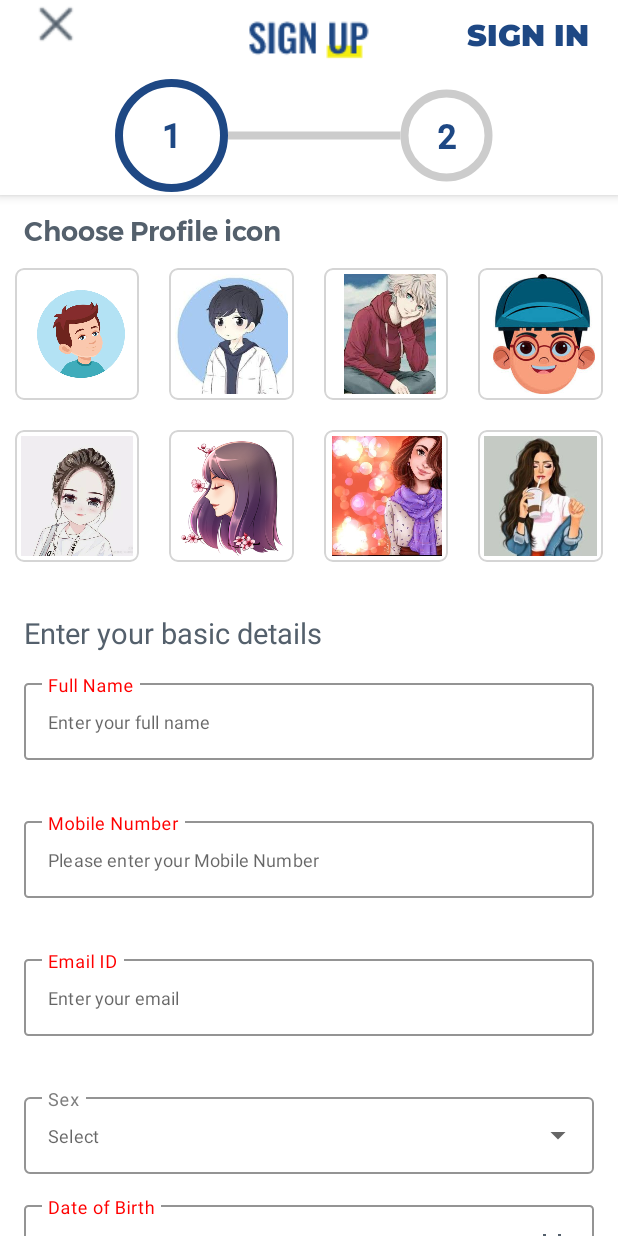
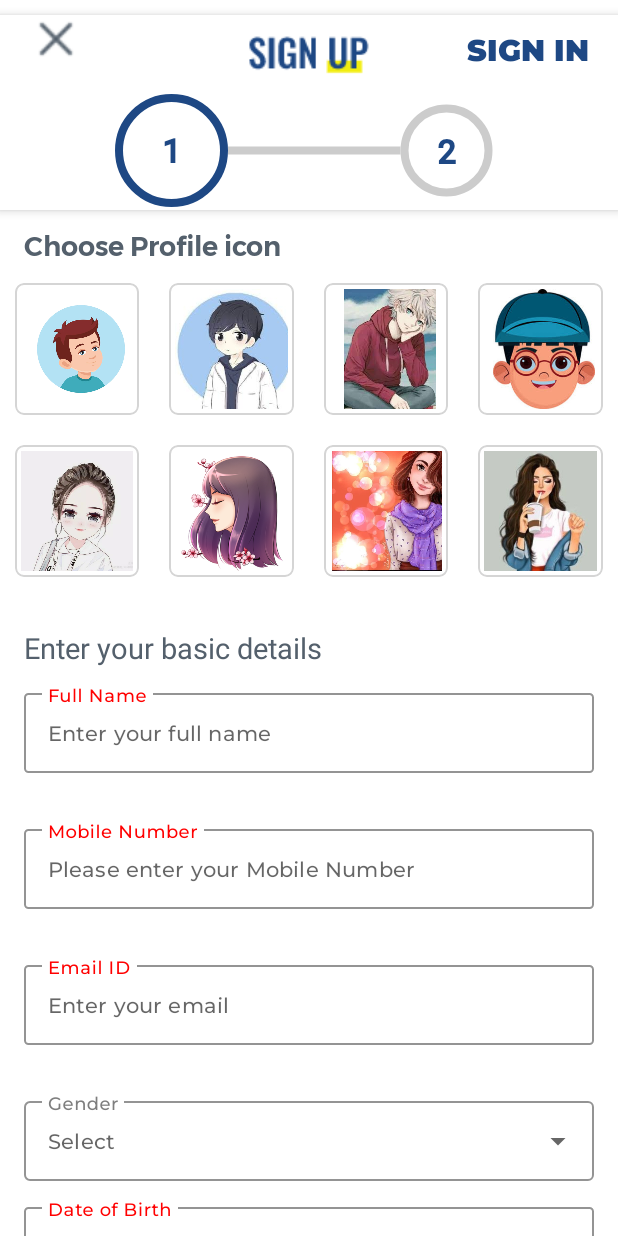
Before and after one commit to miteshprajapatibrainvire/Aris4Autism_project, an Android app: the SignUpFragment screen opened through its navigation route, on a phone screen of 412 x 824 dp. Run offline under Robolectric (Android 15) with nearby library versions, the phone set to English and light mode, and no system bars; our stand-ins replace data binding; 7 statements that could not run were skipped.

Commit message:
update_project

```diff
--- a/app/src/main/java/com/example/aris4autism_project/fragment/MainFragment.kt
+++ b/app/src/main/java/com/example/aris4autism_project/fragment/MainFragment.kt
@@ -21,7 +21,6 @@ class MainFragment : Fragment() {
 
     lateinit var viewpager:ViewPager2
     lateinit var bottomNav:BottomNavigationView
-
 
     private val mOnNavigationItemSelectedListener = BottomNavigationView.OnNavigationItemSelectedListener { item ->
         when (item.itemId) {
--- a/app/src/main/java/com/example/aris4autism_project/fragment/SignUpFragment.kt
+++ b/app/src/main/java/com/example/aris4autism_project/fragment/SignUpFragment.kt
@@ -33,11 +33,28 @@ class SignUpFragment : Fragment() {
     ): View? {
         binding = FragmentSingUpBinding.inflate(layoutInflater, container, false)
 
+        val imgCancelData=binding.layoutId.imgCancel
+        val txSignIn=binding.layoutId.txSingIn
+
+        txSignIn.setOnClickListener {
+            findNavController().navigate(R.id.action_singUpFragment_to_singInFragment)
+        }
+
+        imgCancelData.setOnClickListener {
+            findNavController().navigate(R.id.action_singUpFragment_to_singInFragment)
+        }
+
         val languages = resources.getStringArray(R.array.genStr)
         val adapter = ArrayAdapter(
             requireContext(),
             android.R.layout.simple_list_item_1, languages
         )
+
+        var callback = object : OnBackPressedCallback(true) {
+            override fun handleOnBackPressed() {
+                findNavController().navigate(R.id.action_singUpFragment_to_singInFragment)
+            }
+        }
 
         val viewAdapter= MainAdapter(activity)
         viewAdapter.addFragment(SignUpPage1Fragment(),"")
@@ -48,17 +65,16 @@ class SignUpFragment : Fragment() {
 
         binding.registerViewPager.setUserInputEnabled(false)
 
-//        val stepIndicatorNumbers: StepIndicator = binding.stepIndicatorNumbers
-//        stepIndicatorNumbers.setupWithViewPager(binding.registerViewPager)
-
         val stepIndicatorIcons: StepIndicator = binding.layoutId.stepIndicatorNumbers
 
         stepIndicatorIcons.apply {
+
             setupWithViewPager(binding.registerViewPager)
             showLabels = true
             labels = listOf("Profile Details", "Address Details")
             fillNextStep = false
             fillPreviousStep = true
+            activeStepColor=ContextCompat.getColor(context,R.color.darkblue)
             previousStepColor = ContextCompat.getColor(context, R.color.darkblue)
             activeStepColor = ContextCompat.getColor(context, R.color.darkblue)
             previousStepLabelColor = ContextCompat.getColor(context, R.color.darkblue)
@@ -66,16 +82,7 @@ class SignUpFragment : Fragment() {
             activeStepIndicatorTypeColor = ContextCompat.getColor(context, R.color.darkblue)
             previousStepIndicatorTypeColor = ContextCompat.getColor(context, R.color.white)
             nextStepIndicatorTypeColor = ContextCompat.getColor(context, R.color.darkblue)
-        }
 
-//      viewModel = ViewModelProvider(requireActivity()).get(SignUpViewModel::class.java)
-//        binding.signUpModel = viewModel
-//        binding.lifecycleOwner = this
-
-        var callback = object : OnBackPressedCallback(true) {
-            override fun handleOnBackPressed() {
-                findNavController().popBackStack()
-            }
         }
 
         return binding.root
--- a/app/src/main/res/layout/fragment_sign_up_page1.xml
+++ b/app/src/main/res/layout/fragment_sign_up_page1.xml
@@ -10,16 +10,22 @@
             type="com.example.aris4autism_project.viewmodel.SignUpViewModel" />
     </data>
 
+    <androidx.constraintlayout.widget.ConstraintLayout
+        android:layout_width="match_parent"
+        android:layout_height="match_parent"
+        tools:context=".fragment.SignUpPage1Fragment">
+
     <androidx.core.widget.NestedScrollView
+        app:layout_constraintTop_toTopOf="parent"
+        app:layout_constraintBottom_toBottomOf="parent"
+        app:layout_constraintStart_toStartOf="parent"
+        app:layout_constraintEnd_toEndOf="parent"
         android:layout_width="match_parent"
         android:layout_height="match_parent">
 
     <androidx.constraintlayout.widget.ConstraintLayout
         android:layout_width="match_parent"
-            android:layout_height="wrap_content"
-            android:layout_marginBottom="120dp"
-            xmlns:bind="http://schemas.android.com/tools"
-            tools:context=".fragment.SignUpPage1Fragment">
+        android:layout_height="match_parent">
 
             <ProgressBar
                 android:id="@+id/prgbarLogin"
@@ -69,23 +75,23 @@
             style="@style/customSyleLayout"
             android:layout_width="0dp"
             android:layout_height="wrap_content"
-                android:layout_marginTop="15dp"
+            android:layout_marginTop="12dp"
             android:hint="@string/fullnmtx"
             app:layout_constraintEnd_toEndOf="@+id/guidLineRight"
             app:layout_constraintStart_toStartOf="@+id/guidLineLeft"
             app:layout_constraintTop_toBottomOf="@+id/txBasicDetail"
-                bind:hintWithAsterisk="@{@string/fullnmtx}">
+            tools:hintWithAsterisk="@{@string/fullnmtx}">
 
             <com.google.android.material.textfield.TextInputEditText
                 android:id="@+id/idFullName"
                 style="@style/EditText"
                 android:layout_width="match_parent"
+                android:layout_height="wrap_content"
+                android:baselineAligned="false"
+                android:fontFamily="@raw/montserrat_medium"
                 android:hint="@string/enter_your_full_name"
-                    android:layout_height="wrap_content"
-                    android:fontFamily="@raw/montserrat_medium"
                 android:inputType="textEmailAddress"
-                    android:text="@={signUpModel.fullname}"
-                    />
+                android:text="@={signUpModel.fullname}" />
 
         </com.google.android.material.textfield.TextInputLayout>
 
@@ -94,12 +100,11 @@
                 style="@style/customSyleLayout"
                 android:layout_width="0dp"
                 android:layout_height="wrap_content"
-                android:layout_marginTop="15dp"
-                android:hint="@string/mobileNo"
+                android:layout_marginTop="12dp"                android:hint="@string/mobileNo"
                 app:layout_constraintEnd_toEndOf="@+id/guidLineRight"
                 app:layout_constraintStart_toStartOf="@+id/guidLineLeft"
                 app:layout_constraintTop_toBottomOf="@+id/txLayoutFullName"
-                bind:hintWithAsterisk="@{@string/mobileNo}">
+                tools:hintWithAsterisk="@{@string/mobileNo}">
 
                 <com.google.android.material.textfield.TextInputEditText
                     android:id="@+id/idMobileNumber"
@@ -119,12 +124,11 @@
                 style="@style/customSyleLayout"
                 android:layout_width="0dp"
                 android:layout_height="wrap_content"
-                android:layout_marginTop="15dp"
-                android:hint="@string/email_id"
+                android:layout_marginTop="12dp"                android:hint="@string/email_id"
                 app:layout_constraintEnd_toEndOf="@+id/guidLineRight"
                 app:layout_constraintStart_toStartOf="@+id/guidLineLeft"
                 app:layout_constraintTop_toBottomOf="@+id/txLayoutMobileNumber"
-                bind:hintWithAsterisk="@{@string/email_id}">
+                tools:hintWithAsterisk="@{@string/email_id}">
 
                 <com.google.android.material.textfield.TextInputEditText
                     android:id="@+id/idEmailData"
@@ -143,19 +147,18 @@
                 style="@style/customSpinner"
                 android:layout_width="0dp"
                 android:layout_height="wrap_content"
-                android:layout_marginTop="15dp"
-                android:hint="@string/sex"
+                android:layout_marginTop="12dp"                android:hint="@string/sex"
                 app:layout_constraintEnd_toEndOf="@+id/guidLineRight"
                 app:layout_constraintStart_toStartOf="@+id/guidLineLeft"
                 app:layout_constraintTop_toBottomOf="@+id/txlayoutEmailData"
-                bind:hintWithAsterisk="@{@string/sex}">
+                tools:hintWithAsterisk="@{@string/sex}">
 
                 <com.google.android.material.textfield.MaterialAutoCompleteTextView
                     android:id="@+id/spGender"
                     style="@style/EditText"
                     android:hint="@string/selectGen"
                     android:layout_width="match_parent"
-                    android:layout_height="match_parent"
+                    android:layout_height="wrap_content"
                     android:inputType="none"
                     android:text="@={signUpModel.gender}" />
 
@@ -167,12 +170,13 @@
                 android:layout_width="0dp"
                 android:layout_height="wrap_content"
                 android:hint="@string/date_of_birth"
-                android:layout_marginTop="15dp"
-                app:layout_constraintEnd_toEndOf="@+id/guidLineRight"
+                android:layout_marginTop="12dp"                app:layout_constraintEnd_toEndOf="@+id/guidLineRight"
                 app:layout_constraintStart_toStartOf="@+id/guidLineLeft"
                 app:layout_constraintTop_toBottomOf="@+id/txlayoutGender"
                 app:placeholderText="DD/MM/YYYY"
-                bind:hintWithAsterisk="@{@string/date_of_birth}">
+                android:textSize="14sp"
+                android:fontFamily="@row/montserrat_regular"
+                tools:hintWithAsterisk="@{@string/date_of_birth}">
 
                 <com.google.android.material.textfield.TextInputEditText
                     android:id="@+id/iddob"
@@ -181,7 +185,7 @@
                     android:drawableEnd="@drawable/ic_baseline_date_range_24"
                     style="@style/EditText"
                     android:focusable="false"
-                    android:fontFamily="@raw/montserrat_medium"
+                    android:fontFamily="@row/montserrat_regular"
                     android:inputType="date"
                     android:text="@={signUpModel.dob}" />
 
@@ -192,16 +196,16 @@
                 style="@style/customSyleLayout"
                 android:layout_width="0dp"
                 android:layout_height="wrap_content"
-                android:layout_marginTop="14dp"
-                android:hint="@string/password"
+                android:layout_marginTop="12dp"                android:hint="@string/password"
                 app:layout_constraintEnd_toEndOf="@+id/guidLineRight"
                 app:layout_constraintStart_toStartOf="@+id/guidLineLeft"
                 app:layout_constraintTop_toBottomOf="@+id/txLayoutdate"
                 app:passwordToggleEnabled="true"
-                bind:hintWithAsterisk="@{@string/passData}">
+                tools:hintWithAsterisk="@{@string/passData}">
 
                 <com.google.android.material.textfield.TextInputEditText
                     android:id="@+id/idpassword"
+                    style="@style/EditText"
                     android:layout_width="match_parent"
                     android:layout_height="wrap_content"
                     android:hint="@string/enteryourpassword"
@@ -216,13 +220,12 @@
                 style="@style/customSyleLayout"
                 android:layout_width="0dp"
                 android:layout_height="wrap_content"
-                android:layout_marginTop="15dp"
-                android:hint="@string/confirm_passwordstr"
+                android:layout_marginTop="12dp"                android:hint="@string/confirm_passwordstr"
                 app:layout_constraintEnd_toEndOf="@id/guidLineRight"
                 app:layout_constraintStart_toStartOf="@id/guidLineLeft"
                 app:layout_constraintTop_toBottomOf="@+id/txlayoutpassword"
                 app:passwordToggleEnabled="true"
-                bind:hintWithAsterisk="@{@string/confirm_passwordstr}">
+                tools:hintWithAsterisk="@{@string/confirm_passwordstr}">
 
                 <com.google.android.material.textfield.TextInputEditText
                     android:id="@+id/idConfirmpassword"
@@ -240,8 +243,7 @@
                 android:id="@+id/btnSingUp"
                 android:layout_width="0dp"
                 android:layout_height="wrap_content"
-                android:layout_marginTop="10dp"
-                android:backgroundTint="@color/darkblue"
+                android:layout_marginTop="12dp"                android:backgroundTint="@color/darkblue"
                 android:fontFamily="@raw/osward"
                 android:onClick="@{()->signUpModel.performSignUpValidation()}"
                 android:text="@string/next"
@@ -266,9 +268,10 @@
                 android:orientation="vertical"
                 app:layout_constraintGuide_begin="16dp" />
 
-
         </androidx.constraintlayout.widget.ConstraintLayout>
 
         </androidx.core.widget.NestedScrollView>
 
+    </androidx.constraintlayout.widget.ConstraintLayout>
+
 </layout>
--- a/app/src/main/res/layout/fragment_sing_in.xml
+++ b/app/src/main/res/layout/fragment_sing_in.xml
@@ -73,9 +73,9 @@
             <com.google.android.material.textfield.TextInputEditText
                 android:id="@+id/idEmailData"
                 app:endIconMode="clear_text"
+                style="@style/EditText"
                 android:layout_width="match_parent"
                 android:layout_height="wrap_content"
-                android:fontFamily="@raw/montserrat_medium"
                 android:inputType="textEmailAddress"
                 android:text="@={signInviewModel.email}" />
 
@@ -102,9 +102,9 @@
             <com.google.android.material.textfield.TextInputEditText
                 android:id="@+id/idPassword"
                 app:endIconMode="clear_text"
+                style="@style/EditText"
                 android:layout_width="match_parent"
                 android:layout_height="wrap_content"
-                android:fontFamily="@raw/montserrat_medium"
                 android:inputType="textPassword|textNoSuggestions"
                 android:text="@={signInviewModel.password}" />
 
--- a/app/src/main/res/layout/fragment_sing_up.xml
+++ b/app/src/main/res/layout/fragment_sing_up.xml
@@ -12,7 +12,7 @@
 
         <androidx.constraintlayout.widget.ConstraintLayout
             android:layout_width="match_parent"
-            android:layout_height="wrap_content">
+            android:layout_height="match_parent">
 
                 <include
                     android:id="@+id/layoutId"
@@ -22,9 +22,11 @@
                 android:id="@+id/registerViewPager"
                 android:layout_width="match_parent"
                 android:layout_height="0dp"
+                app:layout_constraintBottom_toBottomOf="parent"
                 app:layout_constraintEnd_toEndOf="parent"
                 app:layout_constraintStart_toStartOf="parent"
-                app:layout_constraintTop_toBottomOf="@+id/layoutId" />
+                app:layout_constraintTop_toBottomOf="@+id/layoutId"
+                />
 
         </androidx.constraintlayout.widget.ConstraintLayout>
 </layout>
--- a/app/src/main/res/layout/layout_imgdata.xml
+++ b/app/src/main/res/layout/layout_imgdata.xml
@@ -34,6 +34,7 @@
 
             <com.google.android.material.checkbox.MaterialCheckBox
                 android:id="@+id/chId"
+                android:backgroundTint="@color/white"
                 app:layout_constraintBottom_toBottomOf="parent"
                 app:layout_constraintEnd_toEndOf="parent"
                 android:layout_width="20dp"
--- a/app/src/main/res/layout/layouttoolbarsignup.xml
+++ b/app/src/main/res/layout/layouttoolbarsignup.xml
@@ -14,7 +14,7 @@
         android:id="@+id/idSingUpappBar"
         android:layout_width="match_parent"
         android:layout_height="130dp"
-        android:layout_marginTop="0dp"
+        android:layout_marginTop="10dp"
         android:background="@android:color/transparent"
         android:elevation="0dp"
         app:layout_constraintTop_toTopOf="parent">
--- a/app/src/main/res/values/strings.xml
+++ b/app/src/main/res/values/strings.xml
@@ -9,6 +9,7 @@
     <string name="newpassword">Enter new password</string>
     <string name="enter_confirm_password">Enter confirm password</string>
     <string name="enter_password">Please enter your Password</string>
+    <string name="enter_confirmpass">Please enter your confirm Password</string>
     <string name="enter_confirm_passwordd">Enter confirm password</string>
     <!-- TODO: Remove or change this placeholder text -->
     <string name="hello_blank_fragment">Hello blank fragment</string>
@@ -17,7 +18,7 @@
     <string name="enter_your_full_name">Enter your full name</string>
     <string name="enter_your_mobile_number">Enter your mobile number</string>
     <string name="enter_your_email">Enter your email</string>
-    <string name="sex">Sex</string>
+    <string name="sex">Gender</string>
     <string name="select">Select</string>
     <string name="mm_dd_yyyy">MM/DD/YYYY</string>
     <string name="next">NEXT</string>
--- a/app/src/main/res/values/themes.xml
+++ b/app/src/main/res/values/themes.xml
@@ -4,7 +4,7 @@
         <item name="colorPrimary">@color/darkgray</item>
         <item name="colorPrimaryVariant">@color/purple_700</item>
         <item name="colorOnPrimary">@color/white</item>
-        <item name="colorSecondary">@color/teal_200</item>
+        <item name="colorSecondary">@color/darkblue</item>
         <item name="colorSecondaryVariant">@color/teal_700</item>
         <item name="colorOnSecondary">@color/black</item>
         <item name="android:statusBarColor">@color/black</item>
@@ -18,16 +18,19 @@
     <style name="CustomCardViewStyle" parent="@style/Widget.MaterialComponents.CardView">
         <item name="shapeAppearanceOverlay">@style/ShapeAppearanceOverlay_card_custom_corners</item>
     </style>
+
     <style name="EditText">
         <item name="android:textColor">@color/gray</item>
         <item name="hintTextColor">@color/red</item>
-        <item name="android:textSize">12sp</item>
-        <item name="fontFamily">@row/montserrat_regular</item>
+        <item name="android:textSize">14sp</item>
+        <item name="fontFamily">@raw/montserrat_medium</item>
     </style>
+
+
 
     <style name="customSyleLayout" parent="Widget.MaterialComponents.TextInputLayout.OutlinedBox">
         <item name="android:textColorHint">@color/colorText</item>
-        <item name="boxStrokeColor">@color/gray</item>
+        <item name="boxStrokeColor">@color/darkblue</item>
         <item name="errorEnabled">true</item>
         <item name="colorControlNormal">@color/colorStrokeGray</item>
         <item name="colorControlActivated">@color/colorPrimary</item>
@@ -93,7 +96,7 @@
 
     <style name="customSpinner" parent="Widget.MaterialComponents.TextInputLayout.OutlinedBox.ExposedDropdownMenu">
         <item name="android:textColorHint">@color/gray</item>
-        <item name="boxStrokeColor">@color/gray</item>
+        <item name="boxStrokeColor">@color/darkblue</item>
         <item name="colorControlNormal">@color/gray</item>
         <item name="colorControlActivated">@color/gray</item>
         <item name="colorControlHighlight">@color/gray</item>
@@ -110,6 +113,7 @@
         <item name="boxStrokeWidth">1dp</item>
         <item name="boxStrokeWidthFocused">1dp</item>
     </style>
+
     <style name="customSyleLayoutLogin" parent="Widget.MaterialComponents.TextInputLayout.OutlinedBox">
         <item name="android:textColorHint">@color/gray</item>
         <item name="boxStrokeColor">@color/gray</item>
@@ -139,6 +143,7 @@
         <item name="boxCornerRadiusTopStart">5dp</item>
         <item name="android:layout_margin">5dp</item>
     </style>
+
     <style name="TextAppearance.AppTheme.TextInputLayout.HintTextAlt" parent="TextAppearance.MaterialComponents.Subtitle2">
         <item name="android:textColor">@color/white</item>
     </style>
@@ -150,6 +155,7 @@
         <item name="boxStrokeErrorColor">@color/red</item>
         <item name="android:textColorHint">@color/darkRedColor</item>
     </style>
+
     <style name="Spinner" parent="Widget.AppCompat.Light.DropDownItem.Spinner">
         <item name="android:paddingStart">0dp</item>
         <item name="android:paddingEnd">0dp</item>
@@ -157,6 +163,7 @@
         <item name="android:backgroundTint">@color/red</item>
         <item name="android:textSize">14sp</item>
     </style>
+
     <style name="styleText">
         <item name="android:textColor">@color/gray</item>
     </style>
@@ -174,7 +181,6 @@
         <item name="cornerSizeBottomLeft">0dp</item>
     </style>
 
-
     <style name="ShapeAppearanceOverlay_card_custom_corners" parent="">
         <item name="cornerFamily">rounded</item>
         <item name="cornerSizeTopRight">8dp</item>
--- a/stepindicator/src/main/res/values/values.xml
+++ b/stepindicator/src/main/res/values/values.xml
@@ -1,6 +1,8 @@
 <?xml version="1.0" encoding="utf-8"?>
 <resources>
 <declare-styleable name="AppCompatTextView">
-<attr format="color" name="colorPrimary"/>
+    <attr format="color" name="colorPrimary"/>
+
+
 </declare-styleable>
 </resources>
```
Also changed, not shown: app/src/main/java/com/example/aris4autism_project/api/ApiInterface.kt (+7 -0 lines), app/src/main/java/com/example/aris4autism_project/fragment/SignInFragment.kt (+5 -6 lines), app/src/main/java/com/example/aris4autism_project/fragment/SignUpPage1Fragment.kt (+61 -65 lines), app/src/main/java/com/example/aris4autism_project/fragment/SignUpPage2Fragment.kt (+29 -27 lines), app/src/main/java/com/example/aris4autism_project/model/ResponseEmailCheck.kt (added, +8 -0 lines), app/src/main/java/com/example/aris4autism_project/repository/UserRespository.kt (+7 -0 lines), app/src/main/java/com/example/aris4autism_project/viewmodel/SignUpViewModel.kt (+15 -17 lines), app/src/main/res/layout/fragment_sign_up_page2.xml (+6 -4 lines). Lines whose indentation alone changed are shown as unchanged.
